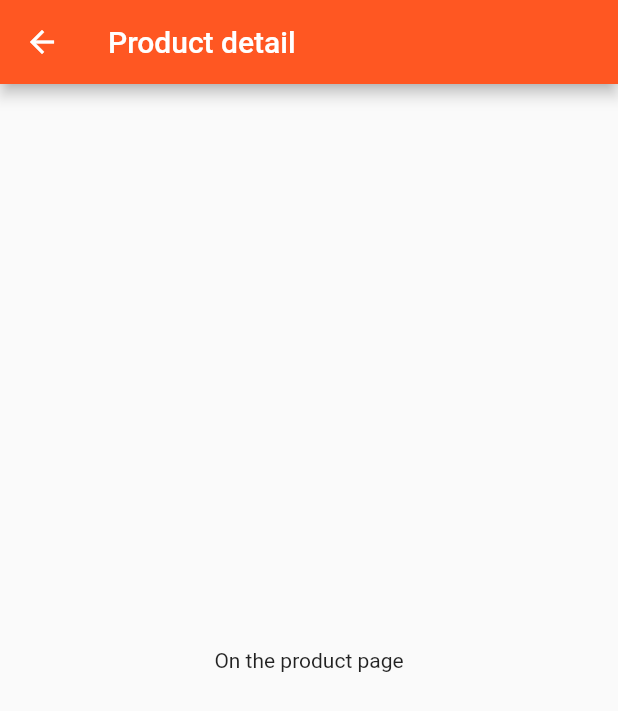
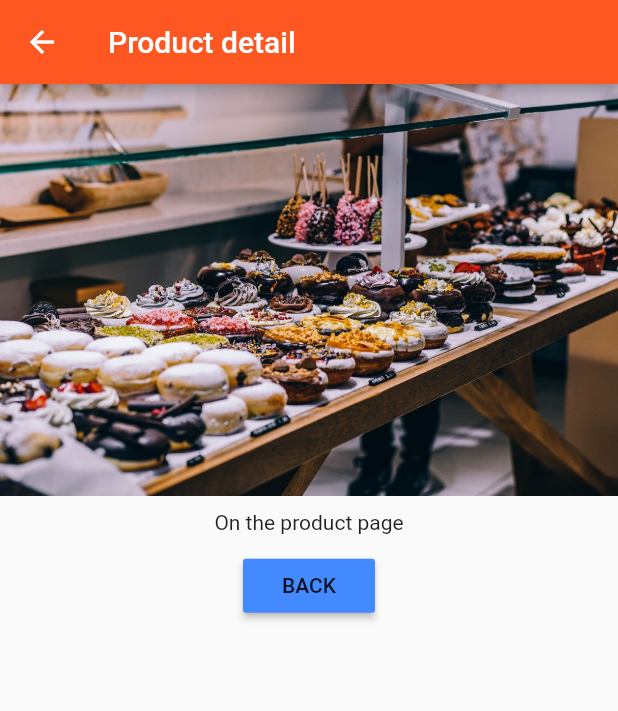
Before and after one commit to blkfltchr/learnflutterdart, a Flutter app: the ProductPage screen opened directly, on a phone screen of 412 x 824 dp. Shown: the top 711 px of the screen. Run offline on Flutter 3.47's test engine with Material 2 defaults, Android fonts, the phone set to English and light mode, and no system bars.

Commit message:
Added image and center content on product page

```diff
--- a/my_flutter_app/lib/pages/product.dart
+++ b/my_flutter_app/lib/pages/product.dart
@@ -7,6 +7,17 @@ class ProductPage extends StatelessWidget {
         appBar: AppBar(
           title: Text('Product detail'),
         ),
-        body: Center(child: Text('On the product page')));
+        body: Column(
+            crossAxisAlignment: CrossAxisAlignment.center,
+            children: <Widget>[
+              Image.asset('assets/food.jpg'),
+              Container(
+                padding: EdgeInsets.all(10.0),
+                child: Text('On the product page'),
+              ),
+              RaisedButton(
+                  color: Theme.of(context).accentColor,
+                  child: Text('BACK'), onPressed: () => Navigator.pop(context))
+            ]));
   }
 }
```
Also changed, not shown: my_flutter_app/lib/products.dart (+6 -1 lines).
